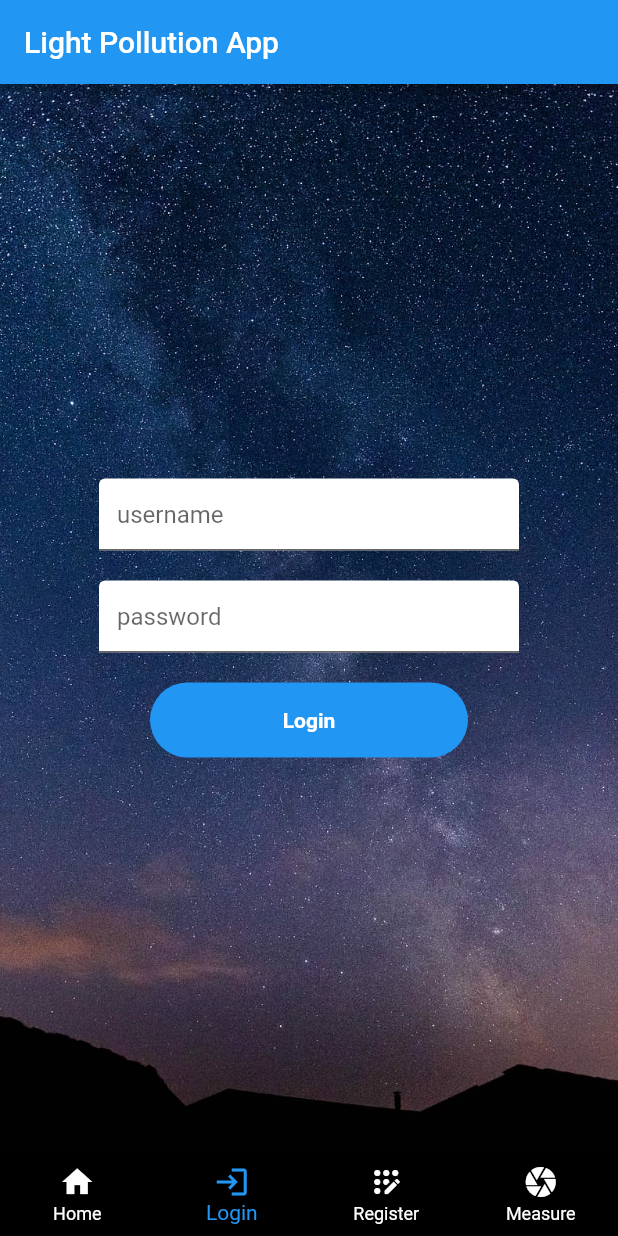
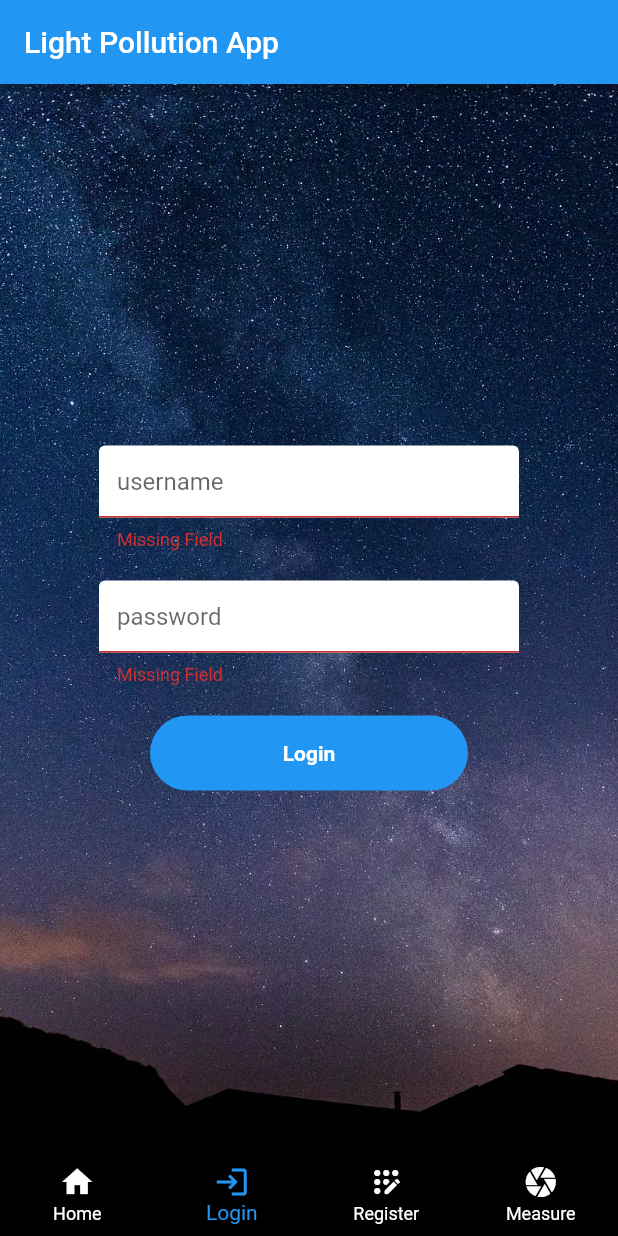
Before and after one commit to tomerbv/Light_Pollution, a Flutter app: the screen it shows after launch, item 2 of the bottom bar chosen, after a tap on "Login", on a phone screen of 412 x 824 dp. Run offline on Flutter 3.47's test engine with Material 2 defaults, Android fonts, the phone set to English and light mode, and no system bars; our stand-ins replace camera, device_info_plus, flutter_easyloading, geolocator.

Commit message:
added login and register 1.0

```diff
--- a/lib/views/login.dart
+++ b/lib/views/login.dart
@@ -11,8 +11,10 @@ class LoginPage extends StatefulWidget {
 }
 
 class _LoginPageState extends State<LoginPage> {
-  late String username;
-  late String password;
+  late String username = '';
+  late String password = '';
+  final _formKey = GlobalKey<FormState>();
+  static final validCharacters = RegExp(r'^[a-zA-Z0-9]+$');
 
   @override
   Widget build(BuildContext context) {
@@ -25,15 +27,27 @@ class _LoginPageState extends State<LoginPage> {
           });
           return false;
         },
+        child: Form(
+            key: _formKey,
+            child: Center(
+                child: SingleChildScrollView(
                     child: Column(
               mainAxisAlignment: MainAxisAlignment.center,
               children: [
                 Container(
                     width: 300,
                     padding: const EdgeInsets.all(10),
-                child: TextField(
+                    child: TextFormField(
+                      validator: (value) {
+                        if (value == null || value.isEmpty) {
+                          return 'Missing Field';
+                        } else if (!validCharacters.hasMatch(value)) {
+                          return 'Invalid Input';
+                        }
+                        return null;
+                      },
                       obscureText: false,
-                  decoration: InputDecoration(
+                      decoration: const InputDecoration(
                           fillColor: Colors.white,
                           filled: true,
                           hintText: 'username'),
@@ -46,9 +60,15 @@ class _LoginPageState extends State<LoginPage> {
                 Container(
                     width: 300,
                     padding: const EdgeInsets.all(10),
-                child: TextField(
+                    child: TextFormField(
+                      validator: (value) {
+                        if (value == null || value.isEmpty) {
+                          return 'Missing Field';
+                        }
+                        return null;
+                      },
                       obscureText: true,
-                  decoration: InputDecoration(
+                      decoration: const InputDecoration(
                           fillColor: Colors.white,
                           filled: true,
                           hintText: 'password'),
@@ -63,8 +83,13 @@ class _LoginPageState extends State<LoginPage> {
                       login();
                     },
                     child: Container(
-                  margin:
-                      const EdgeInsets.symmetric(horizontal: 100, vertical: 10),
+                      margin: const EdgeInsets.symmetric(
+                          horizontal: 100, vertical: 10),
+                      height: 50,
+                      width: double.infinity,
+                      decoration: BoxDecoration(
+                          color: Colors.blue,
+                          borderRadius: BorderRadius.circular(25)),
                       child: const Center(
                         child: Text(
                           "Login",
@@ -72,19 +97,18 @@ class _LoginPageState extends State<LoginPage> {
                               fontWeight: FontWeight.bold, color: Colors.white),
                         ),
                       ),
-                  height: 50,
-                  width: double.infinity,
-                  decoration: BoxDecoration(
-                      color: Colors.blue,
-                      borderRadius: BorderRadius.circular(25)),
                     ))
               ],
-        ));
+            )))));
   }
 
   login() async {
-    if (await ApiService.login(username, password, context)) {
-      return true;
+    if (_formKey.currentState!.validate()) {
+      var message = await ApiService.login(username, password, context);
+      if (message != null) {
+        ScaffoldMessenger.of(context)
+            .showSnackBar(SnackBar(content: Text(message)));
       }
     }
   }
+}
```
Lines whose indentation alone changed are shown as unchanged.
